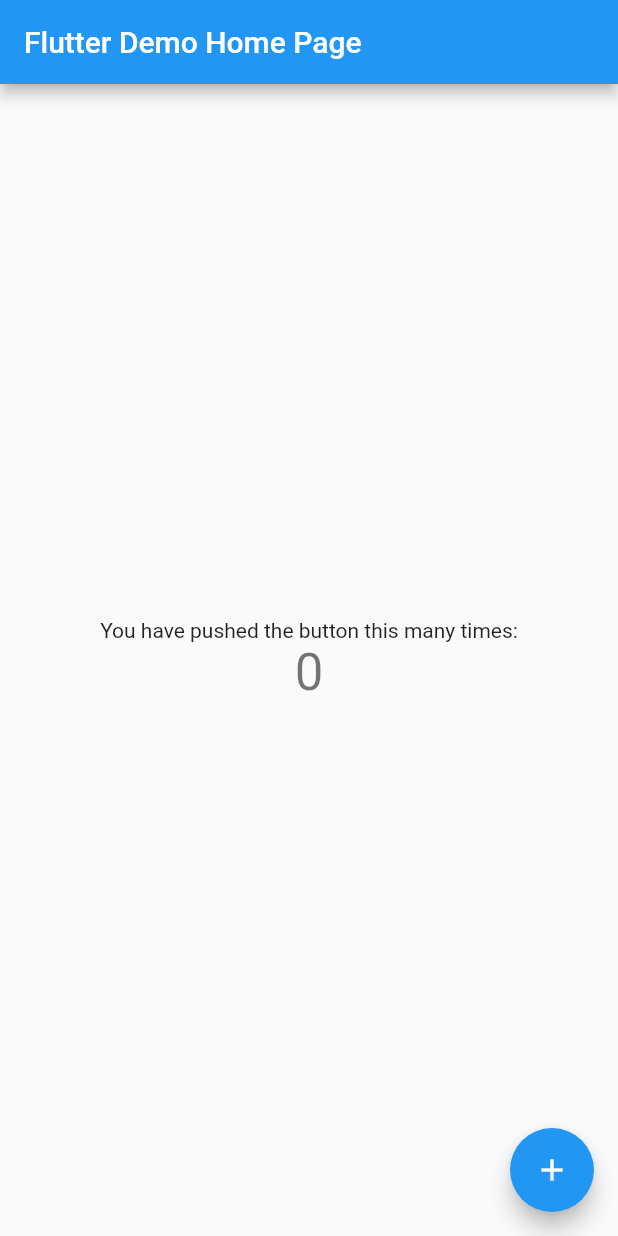
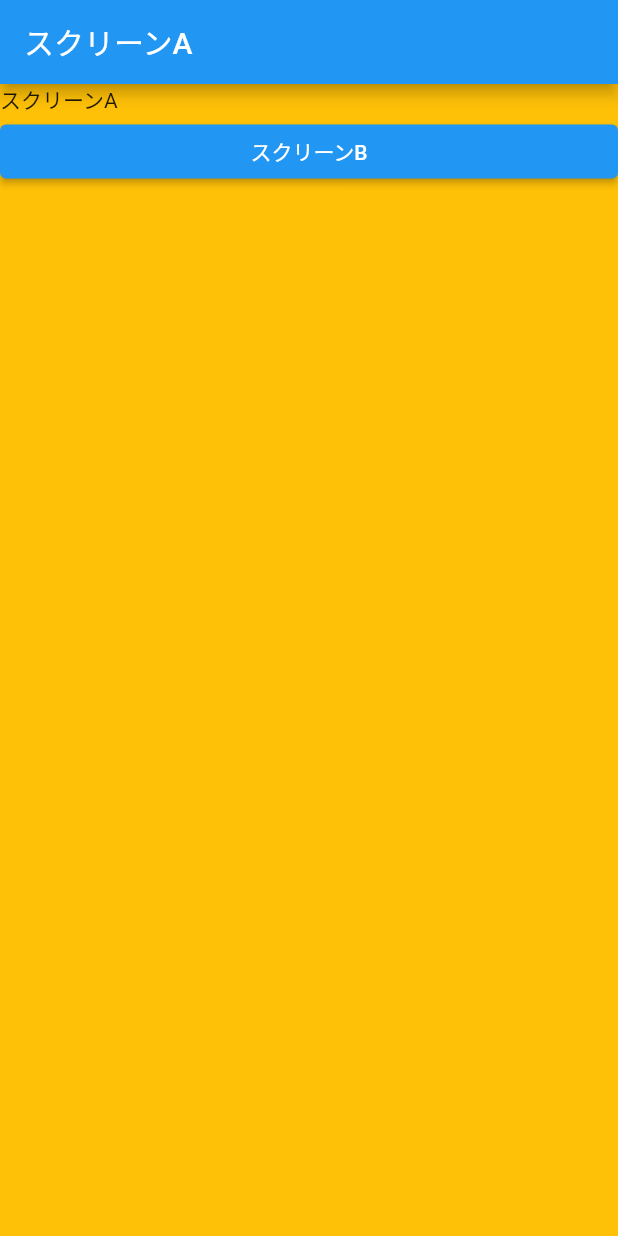
Before and after one commit to kazukidddd/go_router_sample, a Flutter app: the screen it shows after launch, on a phone screen of 412 x 824 dp. Run offline on Flutter 3.47's test engine with Material 2 defaults, Android fonts, the phone set to English and light mode, and no system bars; our stand-ins replace go_router.

```diff
--- a/lib/main.dart
+++ b/lib/main.dart
@@ -1,115 +1,52 @@
 import 'package:flutter/material.dart';
+import 'package:go_router/go_router.dart';
+import 'package:go_router_sample/screena.dart';
+import 'package:go_router_sample/screenb.dart';
+import 'package:go_router_sample/screenc.dart';
 
 void main() {
-  runApp(const MyApp());
+  runApp(
+    MyApp(),
+  );
 }
 
 class MyApp extends StatelessWidget {
-  const MyApp({Key? key}) : super(key: key);
+  MyApp({Key? key}) : super(key: key);
+  final GoRouter _router = GoRouter(
+    debugLogDiagnostics: true,
+    routes: <GoRoute>[
+      GoRoute(
+        path: '/',
+        builder: (BuildContext context, GoRouterState state) {
+          return const ScreenA();
+        },
+        routes: <GoRoute>[
+          GoRoute(
+            path: 'b',
+            builder: (BuildContext context, GoRouterState state) {
+              return const ScreenB();
+            },
+            routes: <GoRoute>[
+              GoRoute(
+                path: 'c',
+                builder: (BuildContext context, GoRouterState state) {
+                  return const ScreenC();
+                },
+              )
+            ],
+          ),
+        ],
+      ),
+    ],
+  );
 
-  // This widget is the root of your application.
   @override
   Widget build(BuildContext context) {
-    return MaterialApp(
-      title: 'Flutter Demo',
-      theme: ThemeData(
-        // This is the theme of your application.
-        //
-        // Try running your application with "flutter run". You'll see the
-        // application has a blue toolbar. Then, without quitting the app, try
-        // changing the primarySwatch below to Colors.green and then invoke
-        // "hot reload" (press "r" in the console where you ran "flutter run",
-        // or simply save your changes to "hot reload" in a Flutter IDE).
-        // Notice that the counter didn't reset back to zero; the application
-        // is not restarted.
-        primarySwatch: Colors.blue,
-      ),
-      home: const MyHomePage(title: 'Flutter Demo Home Page'),
+    return MaterialApp.router(
+      routeInformationProvider: _router.routeInformationProvider,
+      routeInformationParser: _router.routeInformationParser,
+      routerDelegate: _router.routerDelegate,
+      title: 'GoRouter Example',
     );
   }
 }
-
-class MyHomePage extends StatefulWidget {
-  const MyHomePage({Key? key, required this.title}) : super(key: key);
-
-  // This widget is the home page of your application. It is stateful, meaning
-  // that it has a State object (defined below) that contains fields that affect
-  // how it looks.
-
-  // This class is the configuration for the state. It holds the values (in this
-  // case the title) provided by the parent (in this case the App widget) and
-  // used by the build method of the State. Fields in a Widget subclass are
-  // always marked "final".
-
-  final String title;
-
-  @override
-  State<MyHomePage> createState() => _MyHomePageState();
-}
-
-class _MyHomePageState extends State<MyHomePage> {
-  int _counter = 0;
-
-  void _incrementCounter() {
-    setState(() {
-      // This call to setState tells the Flutter framework that something has
-      // changed in this State, which causes it to rerun the build method below
-      // so that the display can reflect the updated values. If we changed
-      // _counter without calling setState(), then the build method would not be
-      // called again, and so nothing would appear to happen.
-      _counter++;
-    });
-  }
-
-  @override
-  Widget build(BuildContext context) {
-    // This method is rerun every time setState is called, for instance as done
-    // by the _incrementCounter method above.
-    //
-    // The Flutter framework has been optimized to make rerunning build methods
-    // fast, so that you can just rebuild anything that needs updating rather
-    // than having to individually change instances of widgets.
-    return Scaffold(
-      appBar: AppBar(
-        // Here we take the value from the MyHomePage object that was created by
-        // the App.build method, and use it to set our appbar title.
-        title: Text(widget.title),
-      ),
-      body: Center(
-        // Center is a layout widget. It takes a single child and positions it
-        // in the middle of the parent.
-        child: Column(
-          // Column is also a layout widget. It takes a list of children and
-          // arranges them vertically. By default, it sizes itself to fit its
-          // children horizontally, and tries to be as tall as its parent.
-          //
-          // Invoke "debug painting" (press "p" in the console, choose the
-          // "Toggle Debug Paint" action from the Flutter Inspector in Android
-          // Studio, or the "Toggle Debug Paint" command in Visual Studio Code)
-          // to see the wireframe for each widget.
-          //
-          // Column has various properties to control how it sizes itself and
-          // how it positions its children. Here we use mainAxisAlignment to
-          // center the children vertically; the main axis here is the vertical
-          // axis because Columns are vertical (the cross axis would be
-          // horizontal).
-          mainAxisAlignment: MainAxisAlignment.center,
-          children: <Widget>[
-            const Text(
-              'You have pushed the button this many times:',
-            ),
-            Text(
-              '$_counter',
-              style: Theme.of(context).textTheme.headline4,
-            ),
-          ],
-        ),
-      ),
-      floatingActionButton: FloatingActionButton(
-        onPressed: _incrementCounter,
-        tooltip: 'Increment',
-        child: const Icon(Icons.add),
-      ), // This trailing comma makes auto-formatting nicer for build methods.
-    );
-  }
-}
--- /dev/null
+++ b/lib/screena.dart
@@ -0,0 +1,28 @@
+import 'package:flutter/material.dart';
+import 'package:go_router/go_router.dart';
+
+class ScreenA extends StatelessWidget {
+  const ScreenA({Key? key}) : super(key: key);
+
+  @override
+  Widget build(BuildContext context) {
+    return Scaffold(
+      appBar: AppBar(title: const Text('スクリーンA')),
+      body: Container(
+        color: Colors.amber,
+        child: Column(
+          crossAxisAlignment: CrossAxisAlignment.stretch,
+          children: [
+            const Text('スクリーンA'),
+            ElevatedButton(
+              onPressed: () {
+                context.go('/b');
+              },
+              child: const Text('スクリーンB'),
+            ),
+          ],
+        ),
+      ),
+    );
+  }
+}
```
Also changed, not shown: lib/screenb.dart (added, +28 -0 lines), lib/screenc.dart (added, +28 -0 lines).
